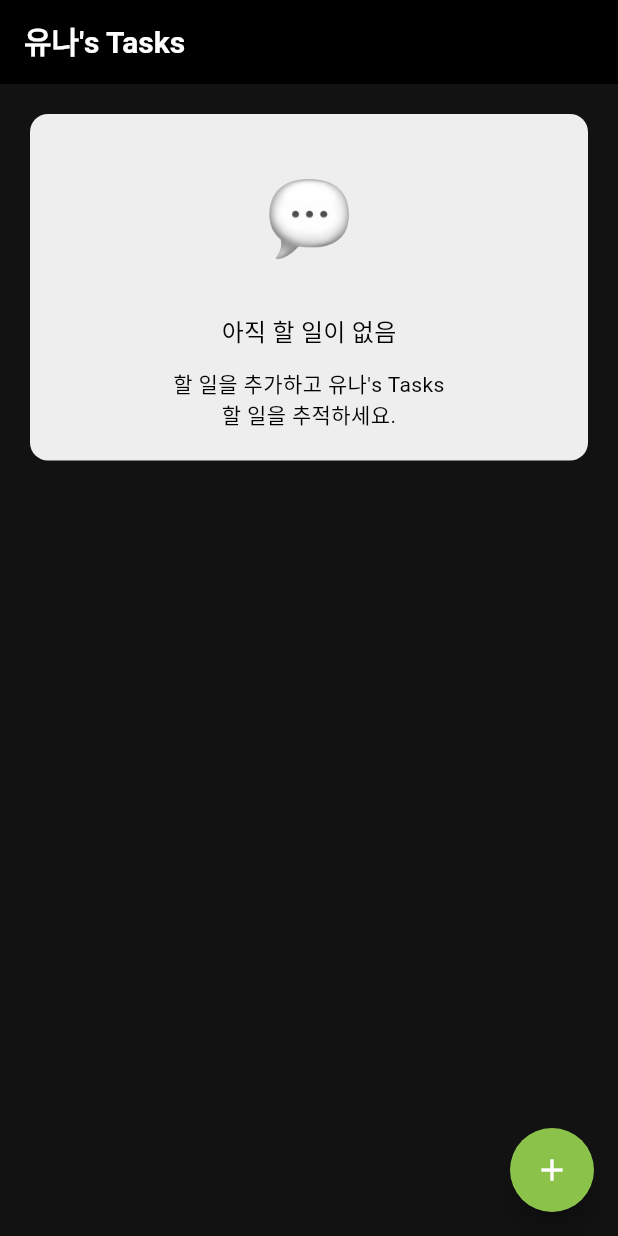
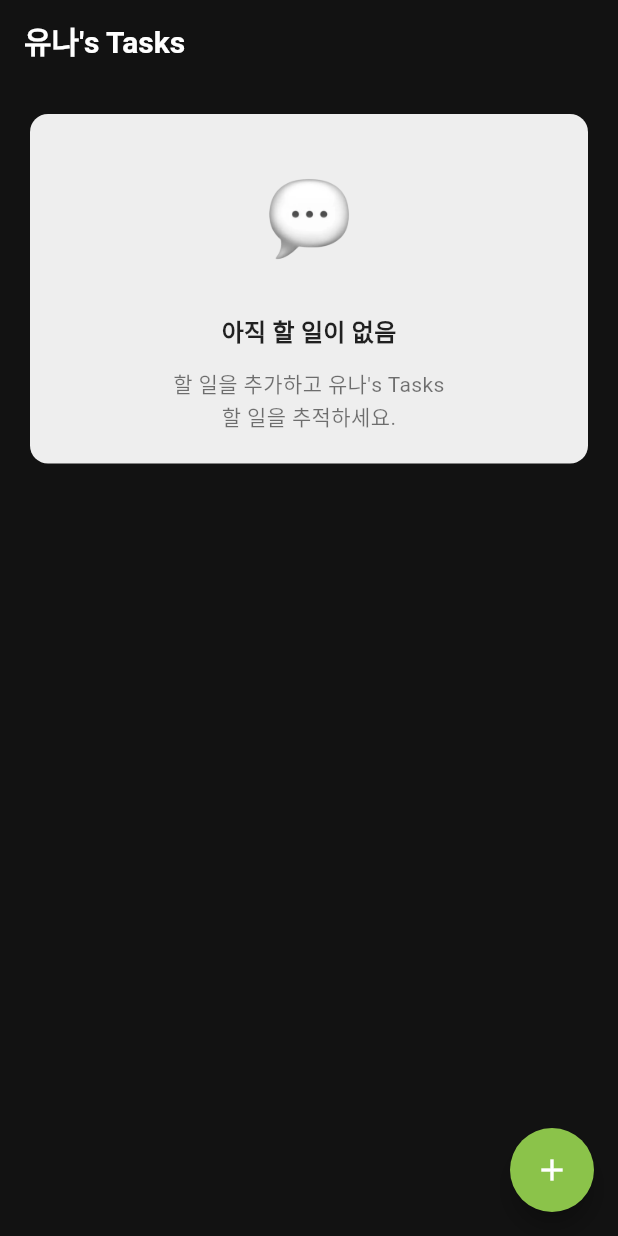
Before and after one commit to yuna-jung/tasks, a Flutter app: the screen it shows after launch, on a phone screen of 412 x 824 dp. Run offline on Flutter 3.47's test engine with Material 3 defaults, Android fonts, the phone set to English and light mode, and no system bars.

Commit message:
ainfeat: 다크 모드 추가 수정

```diff
--- a/lib/homepage/todo_taskbox.dart
+++ b/lib/homepage/todo_taskbox.dart
@@ -1,17 +1,20 @@
 import 'package:flutter/material.dart';
 
-class TaskBox extends StatelessWidget{
+class TaskBox extends StatelessWidget {
   const TaskBox({super.key});
 
   @override
   Widget build(BuildContext context) {
-    return Container(
+    // Theme 위젯으로 감싸서 이 하위 위젯들은 라이트 모드 테마를 따르게 합니다.
+    return Theme(
+      data: ThemeData.light(),
+      child: Container(
         width: double.infinity,
         margin: const EdgeInsets.all(20),
         padding: const EdgeInsets.all(20),
         decoration: BoxDecoration(
-      color: Colors.grey[200],
-      borderRadius: BorderRadius.circular(12)
+          color: Colors.grey[200], // 밝은 회색 배경
+          borderRadius: BorderRadius.circular(12),
         ),
         child: Column(
           mainAxisSize: MainAxisSize.min,
@@ -21,34 +24,89 @@ class TaskBox extends StatelessWidget{
               width: 100,
               height: 100,
             ),
-          SizedBox(height: 12),
-          Text(
+            const SizedBox(height: 12),
+            Builder( // 새로운 테마 컨텍스트를 사용하기 위해 Builder 사용
+              builder: (innerContext) => Text(
                 '아직 할 일이 없음',
-            style: Theme.of(context).textTheme.titleMedium,
+                style: Theme.of(innerContext).textTheme.titleMedium?.copyWith(
+                  color: Colors.black87, // 명시적으로 어두운 색상 지정
+                  fontWeight: FontWeight.bold,
                 ),
-          // Text(
-          //   '아직 할 일이 없음',
-          //   style: TextStyle(
-          //     fontSize: 16,
-          //     fontWeight: FontWeight.bold
-          //   ),
-          // ),
-          SizedBox(height: 12),
-          Text(
+              ),
+            ),
+            const SizedBox(height: 12),
+            Builder(
+              builder: (innerContext) => Text(
                 "할 일을 추가하고 유나's Tasks\n할 일을 추적하세요.",
                 textAlign: TextAlign.center,
-            style: Theme.of(context).textTheme.bodyMedium,
+                style: Theme.of(innerContext).textTheme.bodyMedium?.copyWith(
+                  color: Colors.black54, // 보조 문구는 조금 더 연한 검정
+                  height: 1.5,
                 ),
-          // Text(
-          //   "할 일을 추가하고 ${TodoTitle.title}\n할 일을 추적하세요.",
-          //   textAlign: TextAlign.center,
-          //   style: TextStyle(
-          //   fontSize: 14,
-          //   height: 1.5,
-          // ),
-          // ),
+              ),
+            ),
           ],
+        ),
       ),
     );
   }
 }
+
+
+
+
+
+// import 'package:flutter/material.dart';
+
+// class TaskBox extends StatelessWidget{
+//   const TaskBox({super.key});
+
+//   @override
+//   Widget build(BuildContext context) {
+//     return Container(
+//       width: double.infinity,
+//       margin: const EdgeInsets.all(20),
+//       padding: const EdgeInsets.all(20),
+//       decoration: BoxDecoration(
+//       color: Colors.grey[200],
+//       borderRadius: BorderRadius.circular(12)
+//       ),
+//       child: Column(
+//         mainAxisSize: MainAxisSize.min,
+//         children: [
+//           Image.asset(
+//             'assets/images/empty_task.webp',
+//             width: 100,
+//             height: 100,
+//           ),
+//           SizedBox(height: 12),
+//           Text(
+//             '아직 할 일이 없음',
+//             style: Theme.of(context).textTheme.titleMedium,
+//           ),
+//           // Text(
+//           //   '아직 할 일이 없음',
+//           //   style: TextStyle(
+//           //     fontSize: 16,
+//           //     fontWeight: FontWeight.bold
+//           //   ),
+//           // ),
+//           SizedBox(height: 12),
+//           Text(
+//             "할 일을 추가하고 유나's Tasks\n할 일을 추적하세요.",
+//             textAlign: TextAlign.center,
+//             style: Theme.of(context).textTheme.bodyMedium,
+//           ),
+//           // Text(
+//           //   "할 일을 추가하고 ${TodoTitle.title}\n할 일을 추적하세요.",
+//           //   textAlign: TextAlign.center,
+//           //   style: TextStyle(
+//           //   fontSize: 14,
+//           //   height: 1.5,
+//           // ),
+//           // ),
+//           ],
+//       ),
+//     );
+//   }
+// }
--- a/lib/main.dart
+++ b/lib/main.dart
@@ -25,19 +25,21 @@ class MyApp extends StatelessWidget {
         ),
       ),
       darkTheme: ThemeData(
+        useMaterial3: true,
+        brightness: Brightness.dark,
         appBarTheme: const AppBarTheme(
-        backgroundColor: Colors.black,
         foregroundColor: Colors.white,
         ),
 
-        useMaterial3: true,
-        colorScheme: const ColorScheme.dark().copyWith(
-          onSurface: Colors.black,
+          colorScheme: ColorScheme.dark(
+            // onSurface: Colors.black,
+          // seedColor: Colors.lightGreen,
+          brightness: Brightness.dark,
           ),
-        textTheme: const TextTheme(
-          titleMedium: TextStyle(color: Colors.black),
-          bodyMedium: TextStyle(color: Colors.black)
-        )
+        // textTheme: const TextTheme(
+        //   titleMedium: TextStyle(color: Colors.black),
+        //   bodyMedium: TextStyle(color: Colors.black)
+        // )
       ),
       themeMode: ThemeMode.dark,
       home: const Homepage(),
```
Also changed, not shown: lib/add_todo_page/bottom_sheet.dart (+1 -32 lines), gg.dart (added). Lines whose indentation alone changed are shown as unchanged.
